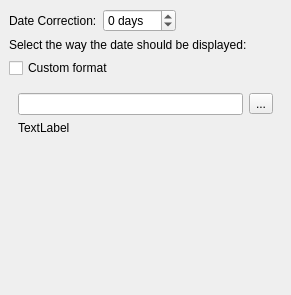
The window that plugins/variables/FixedDateFormat.ui (KDE/krita) describes before a commit, drawn with Qt 5.
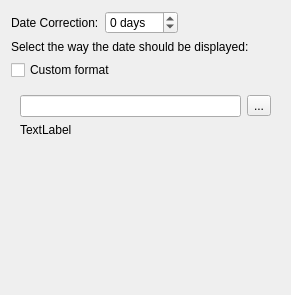
The same window after the commit. The open tabs and pages were chosen to show the change.

Commit message:
Remove out-dated margin and spacing settings in UI files
sources of Kexi, Krita and Plan still need clean-up as well

thanks inge and boemann for review

```diff
--- a/plugins/variables/FixedDateFormat.ui
+++ b/plugins/variables/FixedDateFormat.ui
@@ -10,20 +10,11 @@
    </rect>
   </property>
   <layout class="QVBoxLayout" >
-   <property name="margin" >
-    <number>9</number>
-   </property>
-   <property name="spacing" >
-    <number>6</number>
-   </property>
    <item>
     <layout class="QHBoxLayout" >
      <property name="margin" >
       <number>0</number>
      </property>
-     <property name="spacing" >
-      <number>6</number>
-     </property>
      <item>
       <widget class="QLabel" name="label_2" >
        <property name="text" >
@@ -102,20 +93,11 @@
      </widget>
      <widget class="QWidget" name="customPage" >
       <layout class="QVBoxLayout" >
-       <property name="margin" >
-        <number>9</number>
-       </property>
-       <property name="spacing" >
-        <number>6</number>
-       </property>
        <item>
         <layout class="QHBoxLayout" >
          <property name="margin" >
           <number>0</number>
          </property>
-         <property name="spacing" >
-          <number>6</number>
-         </property>
          <item>
           <widget class="QLineEdit" name="customString" />
          </item>
```
Left out of the diff: 6 changed lines with no effect on the pictures. The commit also changes 7 other files.
